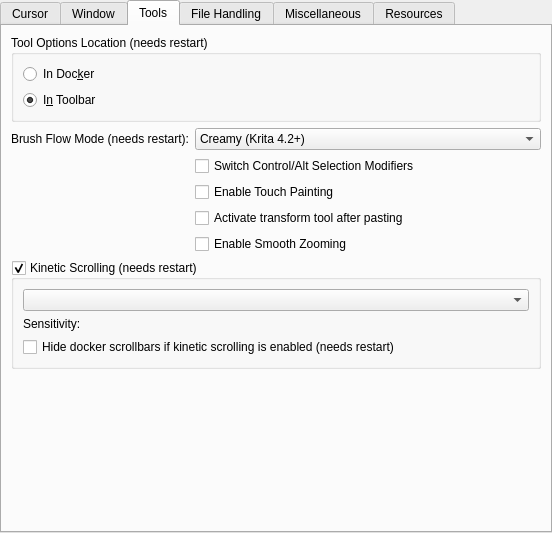
This is libs/ui/forms/wdggeneralsettings.ui in KDE/krita as Qt 5 draws it before an edit. The edited form follows.
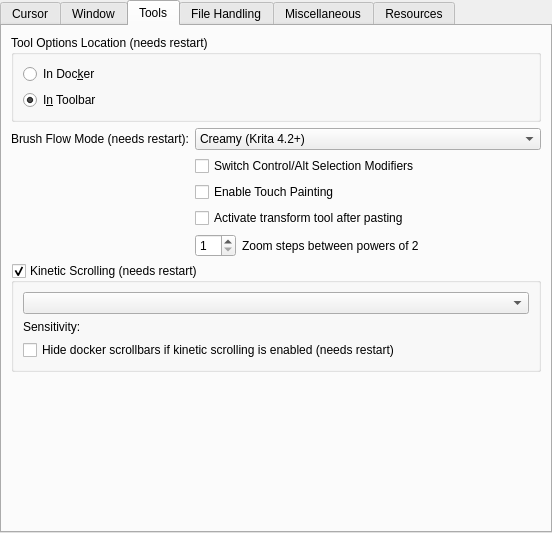
This is the edited form. The open tabs and pages were chosen to show the change. Custom widgets are drawn as their Qt base class.

Commit message:
replace smooth-zoom checkbox with zoom-steps spinbox
The spinbox represents the number of steps between powers of 2.
This method refrains from using preset zoom levels, and instead uses
the base-e functions log() and exp() to switch to and from percentages
and their relative indexes.

```diff
--- a/libs/ui/forms/wdggeneralsettings.ui
+++ b/libs/ui/forms/wdggeneralsettings.ui
@@ -683,14 +683,38 @@
         </widget>
        </item>
        <item row="5" column="1">
-        <widget class="QCheckBox" name="chkEnableSmoothZooming">
-         <property name="text">
-          <string>Enable Smooth Zooming</string>
-         </property>
-         <property name="checked">
-          <bool>false</bool>
-         </property>
-        </widget>
+        <layout class="QHBoxLayout" name="layoutZoom">
+         <item>
+          <widget class="QSpinBox" name="spnZoomSteps">
+           <property name="minimum">
+            <number>1</number>
+           </property>
+           <property name="maximum">
+            <number>32</number>
+           </property>
+          </widget>
+         </item>
+         <item>
+          <widget class="QLabel" name="lblZoomSteps">
+           <property name="text">
+            <string>Zoom steps between powers of 2</string>
+           </property>
+          </widget>
+         </item>
+         <item>
+          <spacer name="spacerZoom">
+           <property name="orientation">
+            <enum>Qt::Horizontal</enum>
+           </property>
+           <property name="sizeHint" stdset="0">
+            <size>
+             <width>40</width>
+             <height>20</height>
+            </size>
+           </property>
+          </spacer>
+         </item>
+        </layout>
        </item>
        <item row="6" column="0" colspan="2">
         <widget class="QGroupBox" name="m_groupBoxKineticScrollingSettings">
```
The commit also changes 5 other files.
